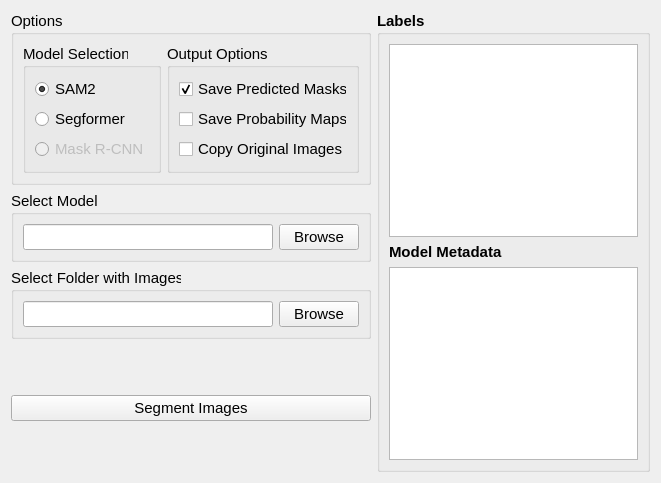
JohnStranzl/GRIME-AI, file src/GRIME_AI/dialogs/ML_image_processing/segment_images_tab.ui: the form before one commit.
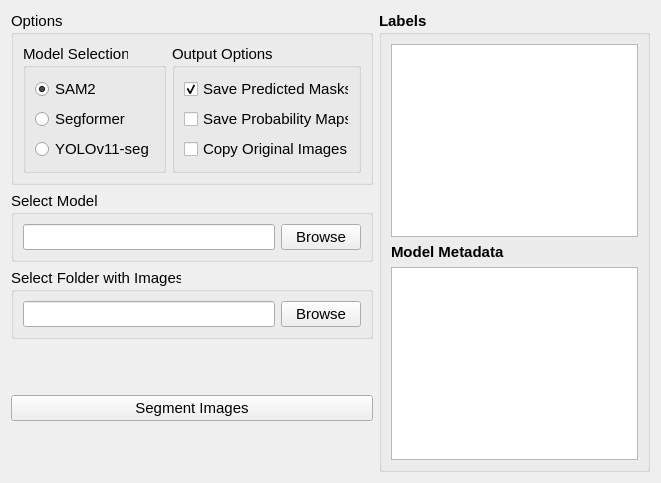
The form after the commit.

The edit to the form file:
```diff
--- a/src/GRIME_AI/dialogs/ML_image_processing/segment_images_tab.ui
+++ b/src/GRIME_AI/dialogs/ML_image_processing/segment_images_tab.ui
@@ -83,7 +83,7 @@
              <item>
               <widget class="QRadioButton" name="radioButton_segment_model_mask_rcnn">
                <property name="enabled">
-                <bool>false</bool>
+                <bool>true</bool>
                </property>
                <property name="font">
                 <font>
@@ -95,7 +95,7 @@
                 <string extracomment="This model is not yet fully implemented."/>
                </property>
                <property name="text">
-                <string>Mask R-CNN</string>
+                <string>YOLOv11-seg</string>
                </property>
               </widget>
              </item>
```
Left out of the diff: 5 changed lines with no effect on the pictures.
